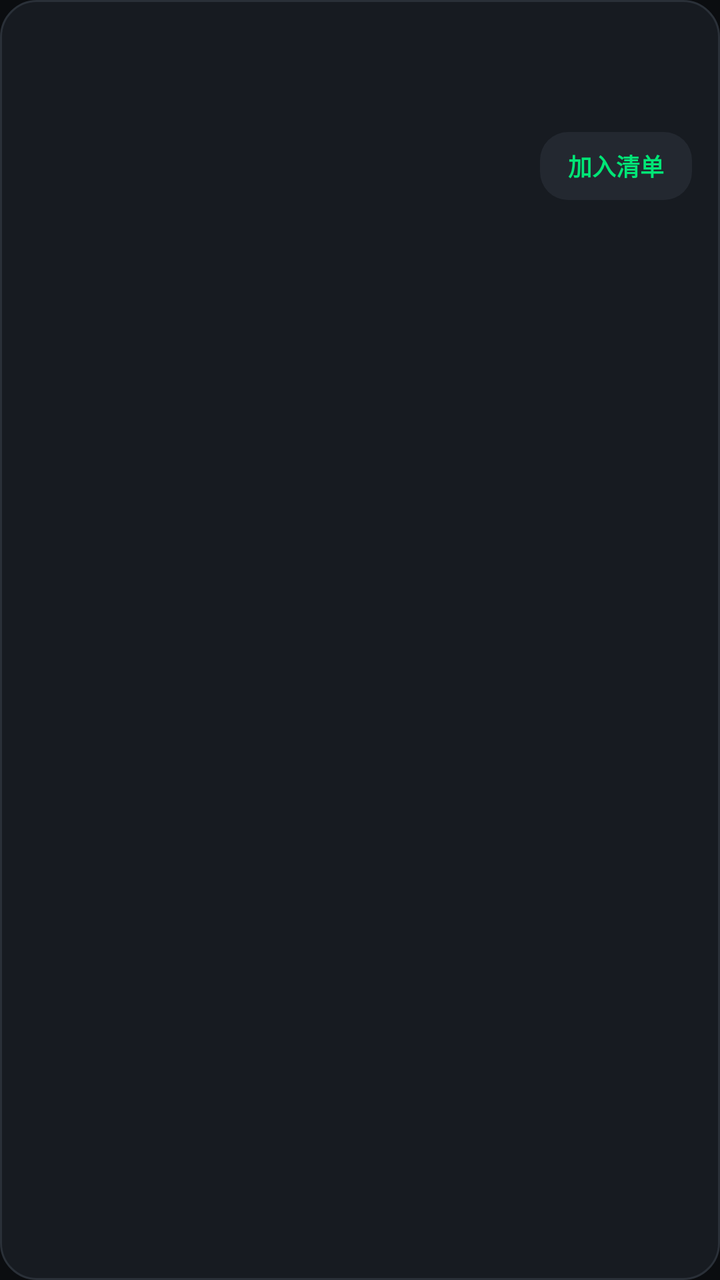
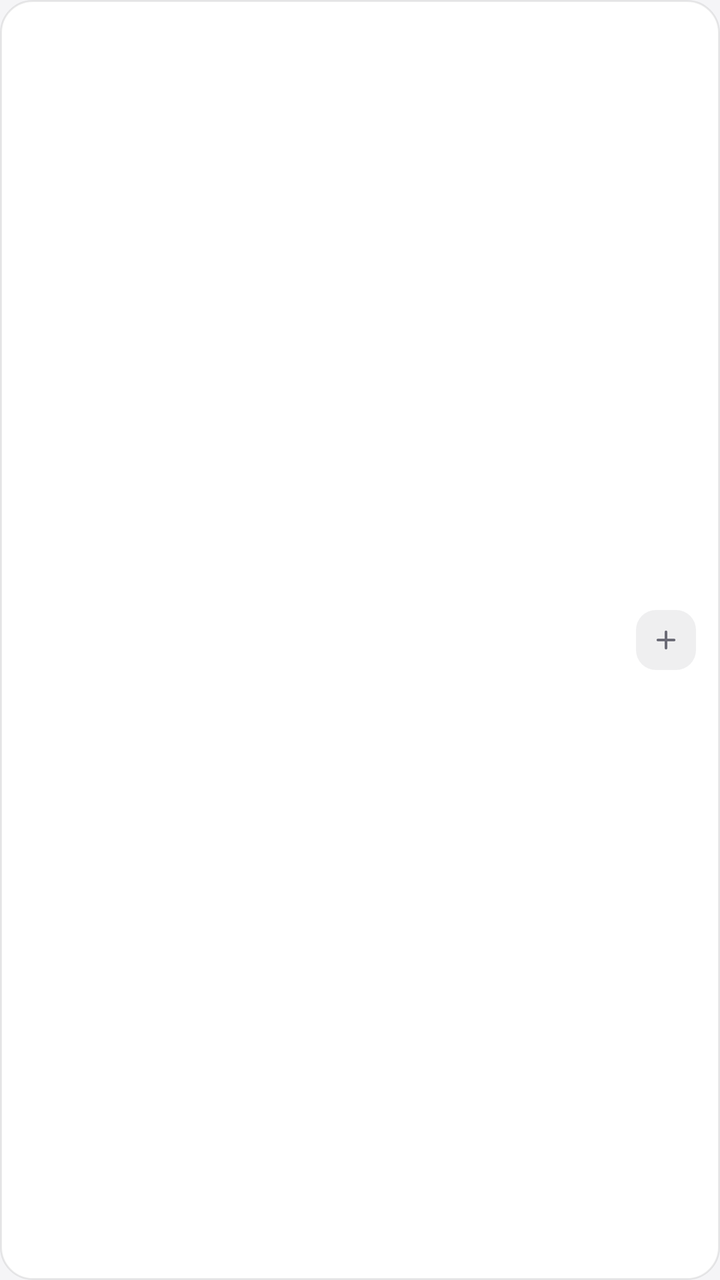

An Android layout rendered at two revisions. The XML below is the earlier revision; the diff shows what the commit changed to produce the second picture.
<!-- AndroidManifest.xml: application theme Theme.PriceScanner -->
<!-- res/layout/item_product.xml -->
<?xml version="1.0" encoding="utf-8"?>
<LinearLayout xmlns:android="http://schemas.android.com/apk/res/android"
    android:layout_width="match_parent"
    android:layout_height="wrap_content"
    android:background="@drawable/bg_list_item"
    android:orientation="vertical"
    android:padding="14dp">

    <LinearLayout
        android:layout_width="match_parent"
        android:layout_height="wrap_content"
        android:gravity="center_vertical"
        android:orientation="horizontal">

        <LinearLayout
            android:layout_width="0dp"
            android:layout_height="wrap_content"
            android:layout_weight="1"
            android:orientation="vertical">

            <TextView
                android:id="@+id/item_product_name"
                android:layout_width="match_parent"
                android:layout_height="wrap_content"
                android:maxLines="2"
                android:textColor="@color/text_primary"
                android:textSize="16sp"
                android:textStyle="bold" />

            <TextView
                android:id="@+id/item_product_meta"
                android:layout_width="match_parent"
                android:layout_height="wrap_content"
                android:layout_marginTop="4dp"
                android:maxLines="1"
                android:textColor="@color/text_muted"
                android:textSize="12sp" />
        </LinearLayout>

        <TextView
            android:id="@+id/item_product_price"
            android:layout_width="wrap_content"
            android:layout_height="wrap_content"
            android:layout_marginStart="10dp"
            android:fontFamily="sans-serif-medium"
            android:textColor="@color/accent"
            android:textSize="20sp"
            android:textStyle="bold" />
    </LinearLayout>

    <LinearLayout
        android:layout_width="match_parent"
        android:layout_height="wrap_content"
        android:layout_marginTop="10dp"
        android:gravity="center_vertical"
        android:orientation="horizontal">

        <TextView
            android:id="@+id/item_product_barcode"
            android:layout_width="0dp"
            android:layout_height="wrap_content"
            android:layout_weight="1"
            android:textColor="@color/text_muted"
            android:textSize="12sp" />

        <TextView
            android:id="@+id/btn_item_add_cart"
            android:layout_width="wrap_content"
            android:layout_height="34dp"
            android:background="@drawable/bg_chip"
            android:clickable="true"
            android:focusable="false"
            android:gravity="center"
            android:minWidth="76dp"
            android:paddingStart="14dp"
            android:paddingEnd="14dp"
            android:text="@string/action_add_to_cart"
            android:textColor="@color/accent"
            android:textSize="12sp"
            android:textStyle="bold" />
    </LinearLayout>
</LinearLayout>
<!-- resources referenced by this layout -->
<resources>
  <color name="accent">#00E676</color>
  <color name="text_muted">#98A2AE</color>
  <color name="text_primary">#F5F7FA</color>
  <!-- drawable bg_chip (drawable) -->
  <?xml version="1.0" encoding="utf-8"?>
  <shape xmlns:android="http://schemas.android.com/apk/res/android"
      android:shape="rectangle">
      <solid android:color="@color/secondary_bg" />
      <corners android:radius="14dp" />
  </shape>
  <!-- drawable bg_list_item (drawable) -->
  <?xml version="1.0" encoding="utf-8"?>
  <shape xmlns:android="http://schemas.android.com/apk/res/android"
      android:shape="rectangle">
      <solid android:color="@color/card" />
      <stroke android:width="1dp" android:color="@color/card_stroke" />
      <corners android:radius="18dp" />
  </shape>
  <string name="action_add_to_cart">加入清单</string>
  <style name="Theme.PriceScanner" parent="Theme.AppCompat.NoActionBar">
          <item name="android:windowBackground">@color/bg</item>
          <item name="android:statusBarColor">@color/bg</item>
          <item name="android:navigationBarColor">@color/bg</item>
          <item name="android:windowLightStatusBar">false</item>
          <item name="colorAccent">@color/accent</item>
          <item name="android:textColorPrimary">@color/text_primary</item>
          <item name="android:textColorSecondary">@color/text_muted</item>
      </style>
  <color name="secondary_bg">#232830</color>
  <color name="card">#171B21</color>
  <color name="card_stroke">#2A3038</color>
  <color name="bg">#0B0D10</color>
</resources>

<!-- the commit's change to res/layout/item_product.xml (unified diff, before → after) -->
@@ -3,80 +3,70 @@
     android:layout_width="match_parent"
     android:layout_height="wrap_content"
     android:background="@drawable/bg_list_item"
-    android:orientation="vertical"
-    android:padding="14dp">
+    android:foreground="?attr/selectableItemBackground"
+    android:gravity="center_vertical"
+    android:orientation="horizontal"
+    android:paddingStart="12dp"
+    android:paddingTop="11dp"
+    android:paddingEnd="12dp"
+    android:paddingBottom="11dp">
+
+    <TextView
+        android:id="@+id/item_thumb"
+        android:layout_width="40dp"
+        android:layout_height="40dp"
+        android:gravity="center"
+        android:textColor="@color/ink2"
+        android:textSize="14sp"
+        android:textStyle="bold" />
 
     <LinearLayout
-        android:layout_width="match_parent"
+        android:layout_width="0dp"
         android:layout_height="wrap_content"
-        android:gravity="center_vertical"
-        android:orientation="horizontal">
-
-        <LinearLayout
-            android:layout_width="0dp"
-            android:layout_height="wrap_content"
-            android:layout_weight="1"
-            android:orientation="vertical">
-
-            <TextView
-                android:id="@+id/item_product_name"
-                android:layout_width="match_parent"
-                android:layout_height="wrap_content"
-                android:maxLines="2"
-                android:textColor="@color/text_primary"
-                android:textSize="16sp"
-                android:textStyle="bold" />
-
-            <TextView
-                android:id="@+id/item_product_meta"
-                android:layout_width="match_parent"
-                android:layout_height="wrap_content"
-                android:layout_marginTop="4dp"
-                android:maxLines="1"
-                android:textColor="@color/text_muted"
-                android:textSize="12sp" />
-        </LinearLayout>
+        android:layout_marginStart="12dp"
+        android:layout_weight="1"
+        android:orientation="vertical">
 
         <TextView
-            android:id="@+id/item_product_price"
-            android:layout_width="wrap_content"
+            android:id="@+id/item_name"
+            android:layout_width="match_parent"
             android:layout_height="wrap_content"
-            android:layout_marginStart="10dp"
-            android:fontFamily="sans-serif-medium"
-            android:textColor="@color/accent"
-            android:textSize="20sp"
-            android:textStyle="bold" />
+            android:ellipsize="end"
+            android:maxLines="1"
+            android:textColor="@color/ink"
+            android:textSize="13.5sp" />
+
+        <TextView
+            android:id="@+id/item_meta"
+            android:layout_width="match_parent"
+            android:layout_height="wrap_content"
+            android:layout_marginTop="3dp"
+            android:ellipsize="end"
+            android:maxLines="1"
+            android:textColor="@color/ink3"
+            android:textSize="11sp" />
     </LinearLayout>
 
-    <LinearLayout
-        android:layout_width="match_parent"
+    <TextView
+        android:id="@+id/item_price"
+        android:layout_width="wrap_content"
         android:layout_height="wrap_content"
-        android:layout_marginTop="10dp"
-        android:gravity="center_vertical"
-        android:orientation="horizontal">
+        android:layout_marginStart="8dp"
+        android:fontFamily="sans-serif-medium"
+        android:letterSpacing="-0.03"
+        android:textColor="@color/ink"
+        android:textSize="14sp"
+        android:textStyle="bold" />
 
-        <TextView
-            android:id="@+id/item_product_barcode"
-            android:layout_width="0dp"
-            android:layout_height="wrap_content"
-            android:layout_weight="1"
-            android:textColor="@color/text_muted"
-            android:textSize="12sp" />
-
-        <TextView
-            android:id="@+id/btn_item_add_cart"
-            android:layout_width="wrap_content"
-            android:layout_height="34dp"
-            android:background="@drawable/bg_chip"
-            android:clickable="true"
-            android:focusable="false"
-            android:gravity="center"
-            android:minWidth="76dp"
-            android:paddingStart="14dp"
-            android:paddingEnd="14dp"
-            android:text="@string/action_add_to_cart"
-            android:textColor="@color/accent"
-            android:textSize="12sp"
-            android:textStyle="bold" />
-    </LinearLayout>
+    <ImageView
+        android:id="@+id/btn_item_add"
+        android:layout_width="30dp"
+        android:layout_height="30dp"
+        android:layout_marginStart="9dp"
+        android:background="@drawable/bg_chip"
+        android:clickable="true"
+        android:focusable="false"
+        android:padding="8dp"
+        android:src="@drawable/ic_plus"
+        android:tint="@color/ink2" />
 </LinearLayout>
<!-- resource entries referenced after the edit -->
@@ -1,36 +1,51 @@
 <!-- resources referenced by this layout -->
 <resources>
-  <color name="accent">#00E676</color>
-  <color name="text_muted">#98A2AE</color>
-  <color name="text_primary">#F5F7FA</color>
+  <color name="ink">#0B0B0E</color>
+  <color name="ink2">#6B6B76</color>
+  <color name="ink3">#9A9AA5</color>
   <!-- drawable bg_chip (drawable) -->
   <?xml version="1.0" encoding="utf-8"?>
   <shape xmlns:android="http://schemas.android.com/apk/res/android"
       android:shape="rectangle">
-      <solid android:color="@color/secondary_bg" />
-      <corners android:radius="14dp" />
+      <solid android:color="@color/fill" />
+      <corners android:radius="10dp" />
   </shape>
   <!-- drawable bg_list_item (drawable) -->
   <?xml version="1.0" encoding="utf-8"?>
   <shape xmlns:android="http://schemas.android.com/apk/res/android"
       android:shape="rectangle">
       <solid android:color="@color/card" />
-      <stroke android:width="1dp" android:color="@color/card_stroke" />
-      <corners android:radius="18dp" />
+      <stroke android:width="1dp" android:color="@color/line" />
+      <corners android:radius="16dp" />
   </shape>
-  <string name="action_add_to_cart">加入清单</string>
-  <style name="Theme.PriceScanner" parent="Theme.AppCompat.NoActionBar">
+  <!-- drawable ic_plus (drawable) -->
+  <?xml version="1.0" encoding="utf-8"?>
+  <vector xmlns:android="http://schemas.android.com/apk/res/android"
+      android:width="24dp"
+      android:height="24dp"
+      android:viewportWidth="24"
+      android:viewportHeight="24">
+      <path
+          android:fillColor="@android:color/transparent"
+          android:pathData="M12,5v14M5,12h14"
+          android:strokeColor="#FF000000"
+          android:strokeLineCap="round"
+          android:strokeWidth="2.2" />
+  </vector>
+  <style name="Theme.PriceScanner" parent="Theme.AppCompat.Light.NoActionBar">
           <item name="android:windowBackground">@color/bg</item>
           <item name="android:statusBarColor">@color/bg</item>
           <item name="android:navigationBarColor">@color/bg</item>
-          <item name="android:windowLightStatusBar">false</item>
-          <item name="colorAccent">@color/accent</item>
-          <item name="android:textColorPrimary">@color/text_primary</item>
-          <item name="android:textColorSecondary">@color/text_muted</item>
+          <item name="android:windowLightStatusBar">true</item>
+          <item name="android:windowLightNavigationBar">true</item>
+          <item name="colorAccent">@color/blue</item>
+          <item name="android:textColorPrimary">@color/ink</item>
+          <item name="android:textColorSecondary">@color/ink2</item>
       </style>
-  <color name="secondary_bg">#232830</color>
-  <color name="card">#171B21</color>
-  <color name="card_stroke">#2A3038</color>
-  <color name="bg">#0B0D10</color>
+  <color name="fill">#1F787880</color>
+  <color name="card">#FFFFFF</color>
+  <color name="line">#14000000</color>
+  <color name="bg">#F5F5F7</color>
+  <color name="blue">#007AFF</color>
 </resources>
 
